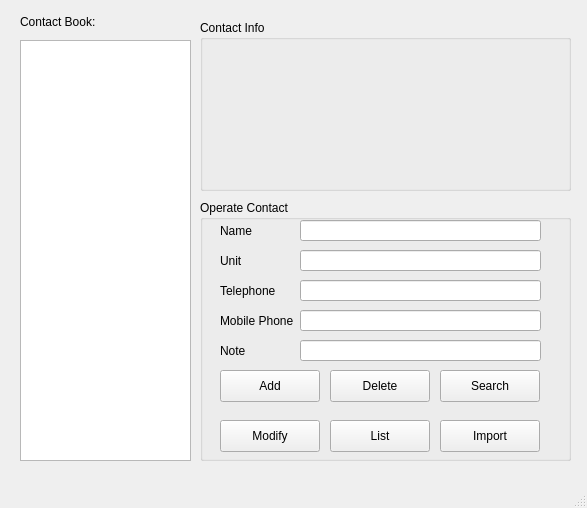
The window that mainwindow.ui (K85/ContactBook) describes before a commit, drawn with Qt 5.
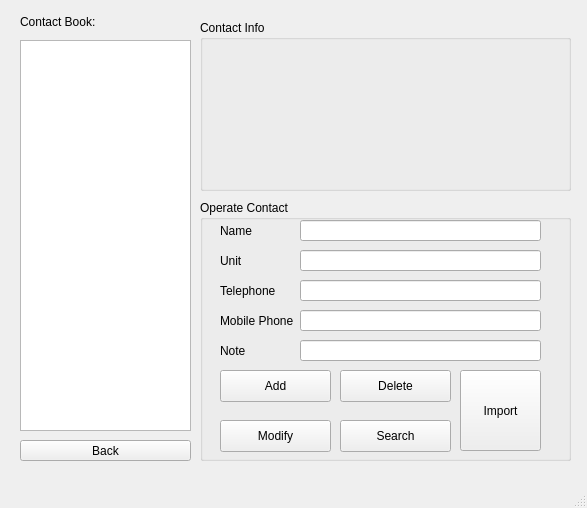
The same window after the commit.

Commit message: ADD UI Input Check + TEST fread & fwrite

Patch:
```diff
--- a/mainwindow.ui
+++ b/mainwindow.ui
@@ -20,7 +20,7 @@
       <x>20</x>
       <y>40</y>
       <width>171</width>
-      <height>421</height>
+      <height>391</height>
      </rect>
     </property>
    </widget>
@@ -139,7 +139,7 @@
       <rect>
        <x>20</x>
        <y>170</y>
-       <width>100</width>
+       <width>111</width>
        <height>32</height>
       </rect>
      </property>
@@ -152,7 +152,7 @@
       <rect>
        <x>20</x>
        <y>220</y>
-       <width>100</width>
+       <width>111</width>
        <height>32</height>
       </rect>
      </property>
@@ -163,9 +163,9 @@
     <widget class="QPushButton" name="pushButton_DeleteContact">
      <property name="geometry">
       <rect>
-       <x>130</x>
+       <x>140</x>
        <y>170</y>
-       <width>100</width>
+       <width>111</width>
        <height>32</height>
       </rect>
      </property>
@@ -173,25 +173,12 @@
       <string>Delete</string>
      </property>
     </widget>
-    <widget class="QPushButton" name="pushButton_ListContact">
-     <property name="geometry">
-      <rect>
-       <x>130</x>
-       <y>220</y>
-       <width>100</width>
-       <height>32</height>
-      </rect>
-     </property>
-     <property name="text">
-      <string>List</string>
-     </property>
-    </widget>
     <widget class="QPushButton" name="pushButton_SearchContact">
      <property name="geometry">
       <rect>
-       <x>240</x>
-       <y>170</y>
-       <width>100</width>
+       <x>140</x>
+       <y>220</y>
+       <width>111</width>
        <height>32</height>
       </rect>
      </property>
@@ -202,10 +189,10 @@
     <widget class="QPushButton" name="pushButton_ImportContact">
      <property name="geometry">
       <rect>
-       <x>240</x>
-       <y>220</y>
-       <width>100</width>
-       <height>32</height>
+       <x>260</x>
+       <y>170</y>
+       <width>81</width>
+       <height>81</height>
       </rect>
      </property>
      <property name="text">
@@ -281,6 +268,19 @@
      </property>
     </widget>
    </widget>
+   <widget class="QPushButton" name="pushButton_ListContact">
+    <property name="geometry">
+     <rect>
+      <x>20</x>
+      <y>440</y>
+      <width>171</width>
+      <height>21</height>
+     </rect>
+    </property>
+    <property name="text">
+     <string>Back</string>
+    </property>
+   </widget>
   </widget>
   <widget class="QMenuBar" name="menubar">
    <property name="geometry">
```
The commit also changes 6 other files.
